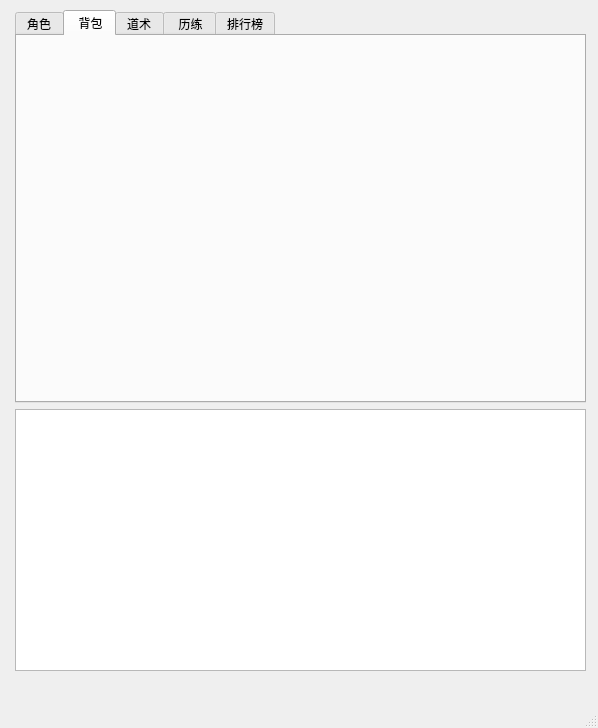
Old version of the form modules/ui/main_ui.ui in the repository Huu-Yuu/DeskXiuxian.
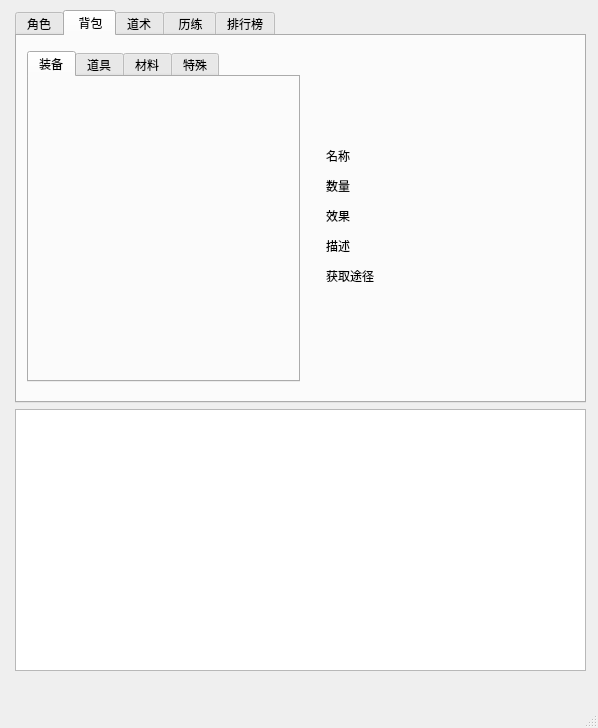
New version of the form. The open tabs and pages were chosen to show the change. Icons and pictures are not drawn.

Commit message: 新增界面

The edit to the form file:
```diff
--- a/modules/ui/main_ui.ui
+++ b/modules/ui/main_ui.ui
@@ -461,6 +461,84 @@
         <attribute name="title">
          <string> 背包</string>
         </attribute>
+        <widget class="QWidget" name="horizontalLayoutWidget_2">
+         <property name="geometry">
+          <rect>
+           <x>10</x>
+           <y>10</y>
+           <width>551</width>
+           <height>341</height>
+          </rect>
+         </property>
+         <layout class="QHBoxLayout" name="package_Layout" stretch="1,1">
+          <property name="topMargin">
+           <number>5</number>
+          </property>
+          <property name="bottomMargin">
+           <number>5</number>
+          </property>
+          <item>
+           <layout class="QVBoxLayout" name="item_grid_Layout" stretch="0">
+            <item>
+             <widget class="QTabWidget" name="item_preview_Widget">
+              <property name="currentIndex">
+               <number>0</number>
+              </property>
+              <widget class="QWidget" name="tab">
+               <attribute name="title">
+                <string>装备</string>
+               </attribute>
+              </widget>
+              <widget class="QWidget" name="tab_2">
+               <attribute name="title">
+                <string>道具</string>
+               </attribute>
+              </widget>
+              <widget class="QWidget" name="tab_3">
+               <attribute name="title">
+                <string>材料</string>
+               </attribute>
+              </widget>
+              <widget class="QWidget" name="tab_4">
+               <attribute name="title">
+                <string>特殊</string>
+               </attribute>
+              </widget>
+             </widget>
+            </item>
+           </layout>
+          </item>
+          <item>
+           <layout class="QVBoxLayout" name="desc_Layout">
+            <property name="leftMargin">
+             <number>20</number>
+            </property>
+            <property name="topMargin">
+             <number>10</number>
+            </property>
+            <property name="rightMargin">
+             <number>20</number>
+            </property>
+            <property name="bottomMargin">
+             <number>10</number>
+            </property>
+            <item>
+             <widget class="QLabel" name="item_desc_label">
+              <property name="text">
+               <string>&lt;html&gt;&lt;head/&gt;&lt;body&gt;&lt;p&gt;名称&lt;/p&gt;&lt;p&gt;数量&lt;/p&gt;&lt;p&gt;效果&lt;/p&gt;&lt;p&gt;描述&lt;/p&gt;&lt;p&gt;获取途径&lt;/p&gt;&lt;/body&gt;&lt;/html&gt;</string>
+              </property>
+              <property name="alignment">
+               <set>Qt::AlignLeading|Qt::AlignLeft|Qt::AlignVCenter</set>
+              </property>
+              <property name="wordWrap">
+               <bool>true</bool>
+              </property>
+             </widget>
+            </item>
+           </layout>
+          </item>
+         </layout>
+        </widget>
        </widget>
        <widget class="QWidget" name="role_skill">
         <attribute name="title">
```
Left out of the diff: 6 changed lines with no effect on the pictures. The commit also changes 2 other files.
